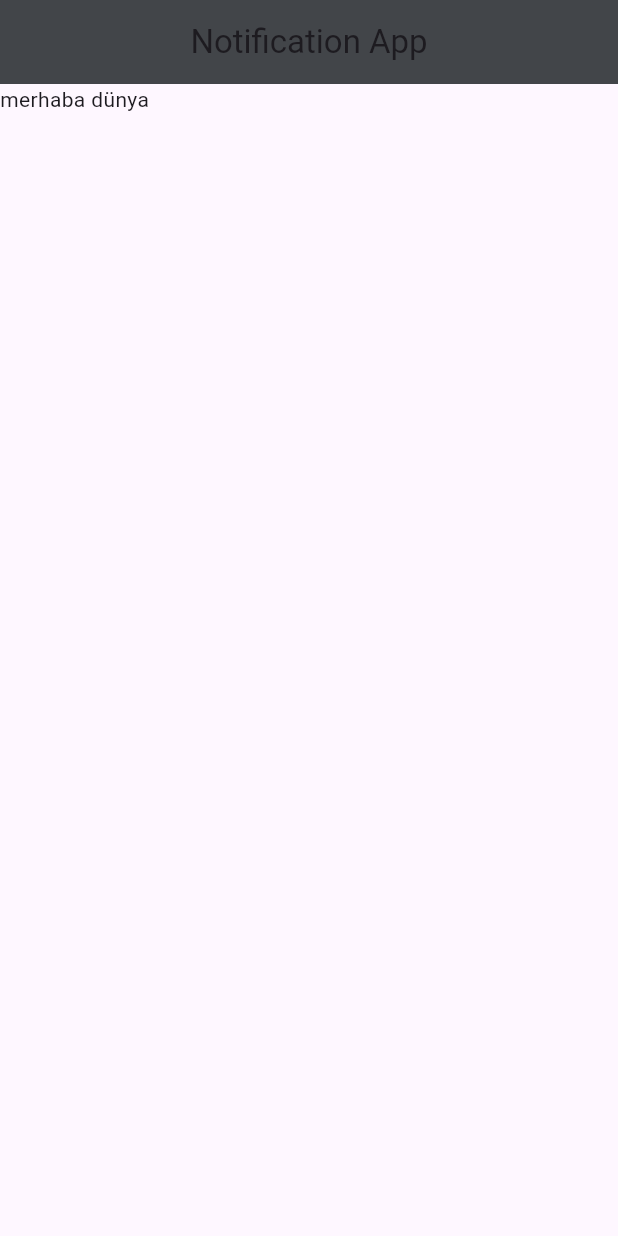
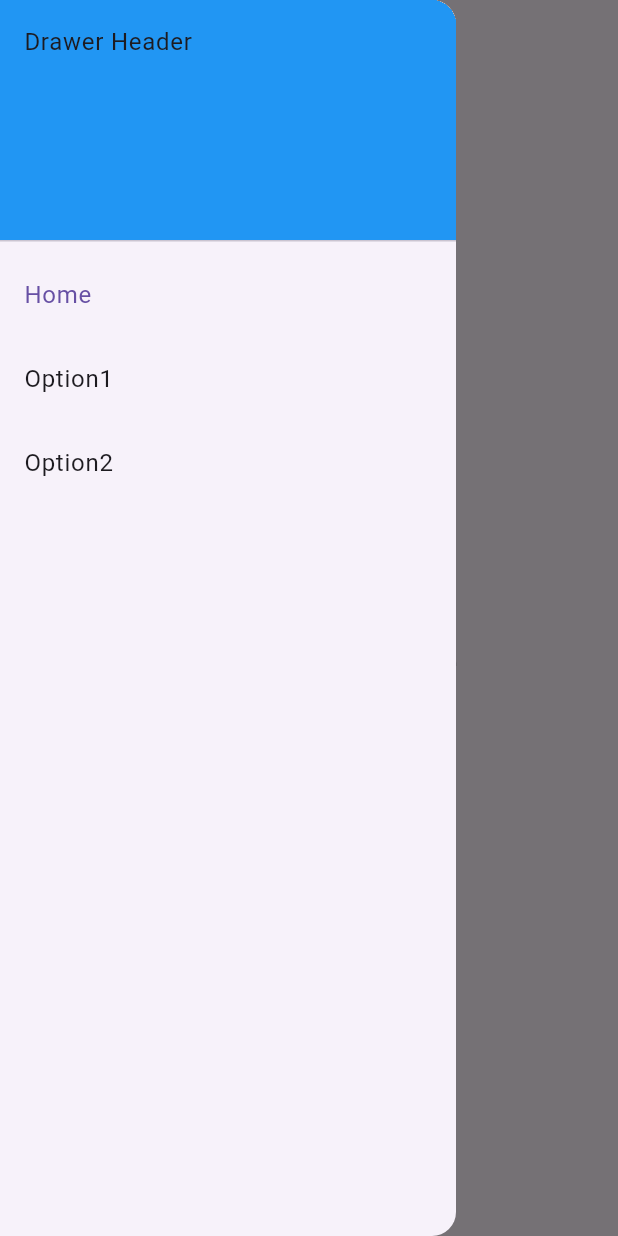
Before and after one commit to Slizzle45/notification_app, a Flutter app: the screen it shows after launch, with the side drawer open (before the commit the screen has no drawer), on a phone screen of 412 x 824 dp. Run offline on Flutter 3.47's test engine with Material 3 defaults, Android fonts, the phone set to English and light mode, and no system bars.

Commit message:
added menu drawer

```diff
--- a/lib/main.dart
+++ b/lib/main.dart
@@ -1,29 +1,152 @@
+import 'package:flutter/cupertino.dart';
 import 'package:flutter/material.dart';
 import 'package:flutter/widgets.dart';
 
 void main() {
-  runApp(MyApp());
+  runApp(const MyApp());
 }
 
 class MyApp extends StatelessWidget {
   const MyApp({super.key});
+  static const appTitle = 'Notification App';
   static const primaryColor = Color(0xFF424549);
 
   @override
   Widget build(BuildContext context) {
-    return MaterialApp(
-      title: 'Notification App',
-      theme: ThemeData(
+    return const MaterialApp(
+      title: appTitle,
+      home: MyHomePage(title: appTitle),
+    );
+  }
+}
+
+class MyHomePage extends StatefulWidget {
+  const MyHomePage({super.key, required this.title});
+
+  final String title;
+
+  @override
+  State<MyHomePage> createState() => _MyHomePageState();
+}
+
+class _MyHomePageState extends State<MyHomePage> {
+  int _selectedIndex = 0;
+  static const TextStyle optionStyle =
+      TextStyle(fontSize: 30, fontWeight: FontWeight.bold);
+  static const List<Widget> _widgetOptions = <Widget>[
+    Text(
+      'Index 0: Home',
+      style: optionStyle,
+    ),
+    Text(
+      'Index 1: Option1',
+      style: optionStyle,
+    ),
+    Text(
+      'Index 2: Option2',
+      style: optionStyle,
+    ),
+    Text(
+      'Index 3: Option3',
+      style: optionStyle,
+    ),
+    Text(
+      'Index 4: Option4',
+      style: optionStyle,
+    ),
+    Text(
+      'Index 5: Option5',
+      style: optionStyle,
+    ),
+  ];
+
+  void _onItemTapped(int index) {
+    setState(() {
+      _selectedIndex = index;
+    });
+  }
+
+  @override
+  Widget build(BuildContext context) {
+    return Scaffold(
+      appBar: AppBar(
+        title: Text(widget.title),
+        leading: Builder(
+          builder: (context) {
+            return IconButton(
+              icon: const Icon(Icons.menu),
+              onPressed: () {
+                Scaffold.of(context).openDrawer();
+              },
+            );
+          },
+        ),
+      ),
+      body: Center(
+        child: _widgetOptions[_selectedIndex],
+      ),
+      drawer: Drawer(
+        //listview
+        child: ListView(
+          // Important: Remove any padding from the ListView.
+          padding: EdgeInsets.zero,
+          children: [
+            const DrawerHeader(
+              decoration: BoxDecoration(
+                color: Colors.blue,
+              ),
+              child: Text('Drawer Header'),
+            ),
+            ListTile(
+              title: const Text('Home'),
+              selected: _selectedIndex == 0,
+              onTap: () {
+                // Update the state of the app
+                _onItemTapped(0);
+                // Then close the drawer
+                Navigator.pop(context);
+              },
+            ),
+            ListTile(
+              title: const Text('Option1'),
+              selected: _selectedIndex == 1,
+              onTap: () {
+                // Update the state of the app
+                _onItemTapped(1);
+                // Then close the drawer
+                Navigator.pop(context);
+              },
+            ),
+            ListTile(
+              title: const Text('Option2'),
+              selected: _selectedIndex == 2,
+              onTap: () {
+                // Update the state of the app
+                _onItemTapped(2);
+                // Then close the drawer
+                Navigator.pop(context);
+              },
+            ),
+          ],
+        ),
+      ),
+    );
+  }
+}
+
+      /*
+theme: ThemeData(
         primaryColor: Color(0x424549),
       ),
       home: Scaffold(
         appBar: AppBar(
-          title: Text('Notification App'),
+          title: const Text('Notification App'),
           backgroundColor: primaryColor,
           centerTitle: true,
         ),
+        drawer: Drawer(
+          child: Text('asd'), //todo,
+        ),
         body: Text('merhaba dünya'),
       ),
-    );
-  }
-}
+      */
```
